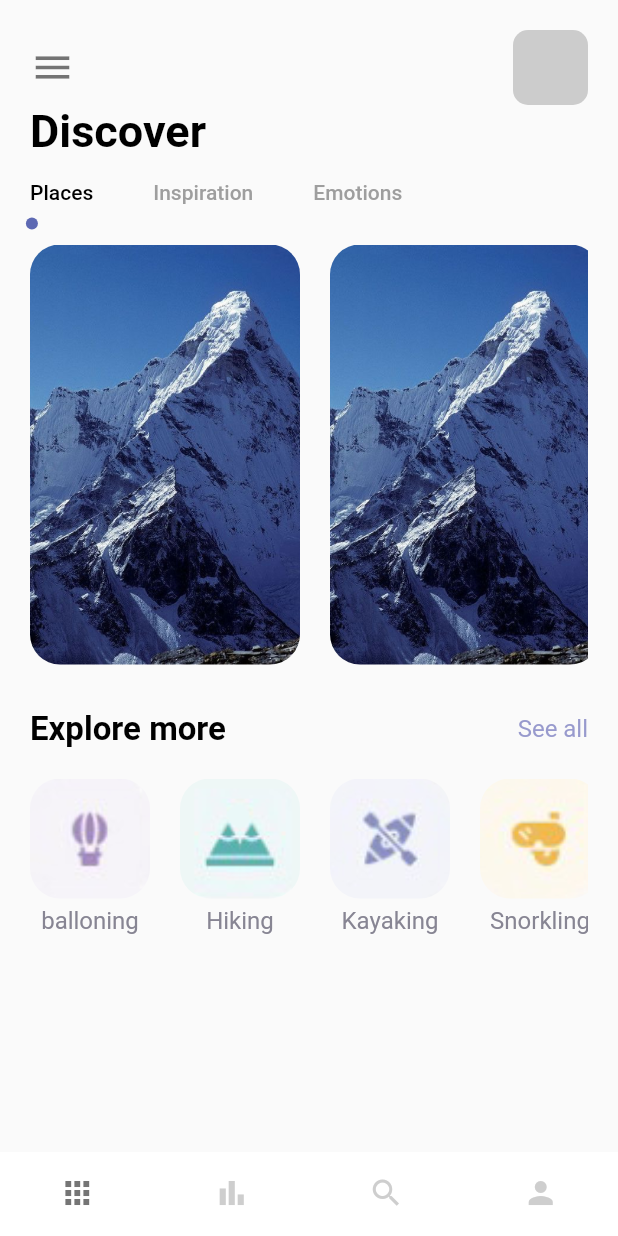
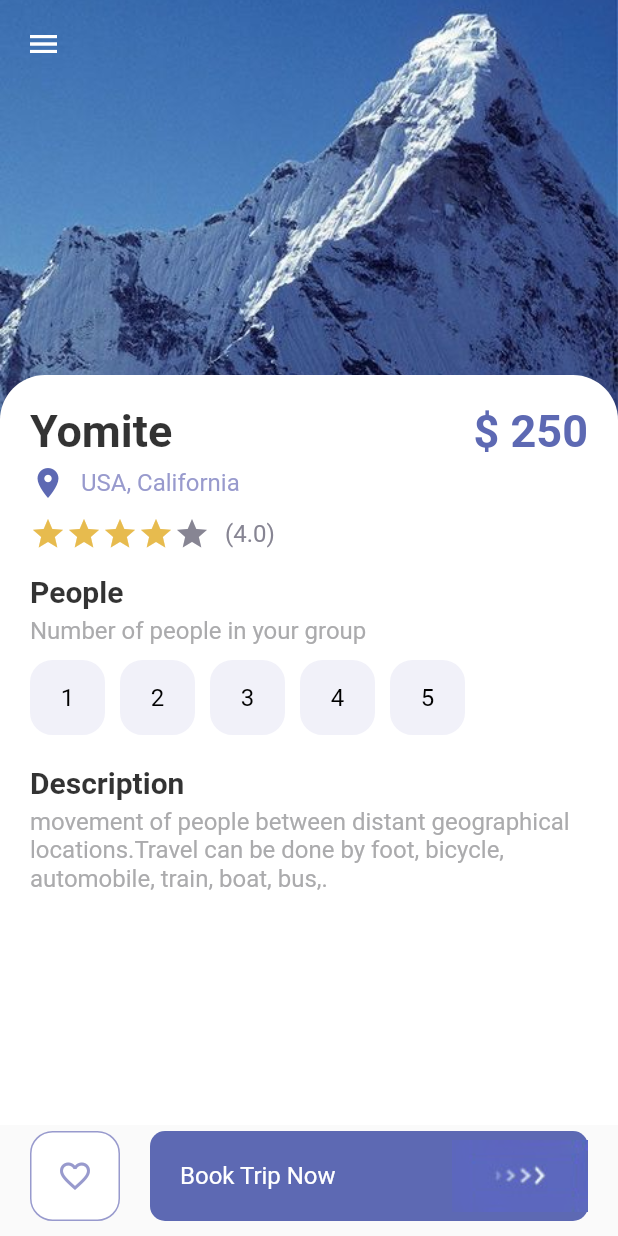
Before and after one commit to HeshanWeerasooriya/Travel-Guide, a Flutter app: the screen it shows after launch, on a phone screen of 412 x 824 dp. Run offline on Flutter 3.47's test engine with Material 2 defaults, Android fonts, the phone set to English and light mode, and no system bars.

Commit message:
detail_page added

```diff
--- a/lib/main.dart
+++ b/lib/main.dart
@@ -1,4 +1,5 @@
 import 'package:flutter/material.dart';
+import 'package:flutter_cubit/misc/pages/detail_page.dart';
 import 'package:flutter_cubit/misc/pages/navpages/main_page.dart';
 import 'package:flutter_cubit/misc/pages/welcome-page.dart';
 
@@ -18,6 +19,6 @@ class MyApp extends StatelessWidget {
         theme: ThemeData(
           primarySwatch: Colors.blue,
         ),
-        home: MainPage());
+        home: DetailPage());
   }
 }
--- /dev/null
+++ b/lib/misc/pages/detail_page.dart
@@ -0,0 +1,189 @@
+import 'package:flutter/material.dart';
+import 'package:flutter_cubit/misc/colors.dart';
+import 'package:flutter_cubit/misc/widgets/app_buttons.dart';
+import 'package:flutter_cubit/misc/widgets/app_largr_text.dart';
+import 'package:flutter_cubit/misc/widgets/app_text.dart';
+import 'package:flutter_cubit/misc/widgets/responsive_button.dart';
+
+class DetailPage extends StatefulWidget {
+  const DetailPage({Key? key}) : super(key: key);
+
+  @override
+  _DetailPageState createState() => _DetailPageState();
+}
+
+class _DetailPageState extends State<DetailPage> {
+  int gottrnStatrs = 4;
+  int selectedIndex = -1;
+
+  @override
+  Widget build(BuildContext context) {
+    return Scaffold(
+      body: SafeArea(
+        child: Container(
+          width: double.maxFinite,
+          height: double.maxFinite,
+          child: Stack(
+            children: [
+              Positioned(
+                left: 0,
+                right: 0,
+                child: Container(
+                  width: double.maxFinite,
+                  height: 500,
+                  decoration: const BoxDecoration(
+                    image: const DecorationImage(
+                        image: AssetImage('img/mountain.jpeg'),
+                        fit: BoxFit.cover),
+                  ),
+                ),
+              ),
+              Positioned(
+                left: 5,
+                top: 5,
+                child: Row(
+                  children: [
+                    IconButton(
+                      onPressed: () {},
+                      icon: const Icon(Icons.menu),
+                      color: Colors.white,
+                    ),
+                  ],
+                ),
+              ),
+              Positioned(
+                top: 250,
+                child: Container(
+                  padding: const EdgeInsets.only(top: 20, left: 20, right: 20),
+                  width: MediaQuery.of(context).size.width,
+                  height: 500,
+                  decoration: const BoxDecoration(
+                    color: Colors.white,
+                    borderRadius: BorderRadius.only(
+                      topLeft: Radius.circular(30),
+                      topRight: Radius.circular(30),
+                    ),
+                  ),
+                  child: Column(
+                    crossAxisAlignment: CrossAxisAlignment.start,
+                    children: [
+                      Row(
+                        mainAxisAlignment: MainAxisAlignment.spaceBetween,
+                        children: [
+                          AppLargeText(
+                              text: 'Yomite',
+                              color: Colors.black.withOpacity(0.8)),
+                          AppLargeText(
+                              text: '\$ 250', color: AppColors.mainColor),
+                        ],
+                      ),
+                      const SizedBox(height: 5),
+                      Row(
+                        children: [
+                          Icon(Icons.location_on, color: AppColors.mainColor),
+                          const SizedBox(width: 10),
+                          AppText(
+                              text: 'USA, California',
+                              color: AppColors.textColor1),
+                        ],
+                      ),
+                      const SizedBox(height: 10),
+                      Row(
+                        children: [
+                          Wrap(
+                            children: List.generate(5, (index) {
+                              return Icon(Icons.star,
+                                  color: gottrnStatrs > index
+                                      ? AppColors.starColor
+                                      : AppColors.textColor2);
+                            }),
+                          ),
+                          const SizedBox(width: 10),
+                          AppText(
+                            text: '(4.0)',
+                            color: AppColors.textColor2,
+                          ),
+                        ],
+                      ),
+                      const SizedBox(height: 15),
+                      AppLargeText(
+                        text: 'People',
+                        color: Colors.black.withOpacity(0.8),
+                        size: 20,
+                      ),
+                      const SizedBox(height: 5),
+                      AppText(
+                        text: 'Number of people in your group',
+                        color: AppColors.mainTextColor,
+                      ),
+                      Wrap(
+                        children: List.generate(5, (index) {
+                          return InkWell(
+                            onTap: () {
+                              setState(() {
+                                selectedIndex = index;
+                              });
+                            },
+                            child: Container(
+                              margin: const EdgeInsets.only(right: 10, top: 10),
+                              child: AppButtons(
+                                bgColor: selectedIndex == index
+                                    ? Colors.black
+                                    : AppColors.buttonBackground,
+                                borderColor: selectedIndex == index
+                                    ? Colors.black
+                                    : AppColors.buttonBackground,
+                                color: selectedIndex == index
+                                    ? Colors.white
+                                    : Colors.black,
+                                size: 50,
+                                text: (index + 1).toString(),
+                              ),
+                            ),
+                          );
+                        }),
+                      ),
+                      const SizedBox(height: 20),
+                      AppLargeText(
+                        text: 'Description',
+                        color: Colors.black.withOpacity(0.8),
+                        size: 20,
+                      ),
+                      const SizedBox(height: 5),
+                      AppText(
+                        text:
+                            'movement of people between distant geographical locations.Travel can be done by foot, bicycle, automobile, train, boat, bus,.',
+                        color: AppColors.mainTextColor,
+                      ),
+                    ],
+                  ),
+                ),
+              ),
+              Positioned(
+                bottom: 10,
+                left: 20,
+                right: 20,
+                child: Row(
+                  children: [
+                    AppButtons(
+                      color: AppColors.textColor1,
+                      bgColor: Colors.white,
+                      borderColor: AppColors.textColor1,
+                      size: 60,
+                      isIcon: true,
+                      icon: Icons.favorite_border_outlined,
+                    ),
+                    const SizedBox(width: 20),
+                    ResponsiveButton(
+                      isResponsive: true,
+                    ),
+                  ],
+                ),
+              ),
+            ],
+          ),
+        ),
+      ),
+    );
+  }
+}
--- /dev/null
+++ b/lib/misc/widgets/app_buttons.dart
@@ -0,0 +1,53 @@
+import 'package:flutter/material.dart';
+import 'package:flutter_cubit/misc/widgets/app_text.dart';
+import '../colors.dart';
+
+class AppButtons extends StatelessWidget {
+  final Color color;
+  final Color bgColor;
+  final Color borderColor;
+  double size;
+  String? text;
+  IconData? icon;
+  bool? isIcon;
+
+  AppButtons({
+    Key? key,
+    required this.color,
+    required this.bgColor,
+    required this.borderColor,
+    required this.size,
+    this.text,
+    this.icon,
+    this.isIcon = false,
+  }) : super(key: key);
+
+  @override
+  Widget build(BuildContext context) {
+    return Container(
+      width: size,
+      height: size,
+      decoration: BoxDecoration(
+        border: Border.all(
+          color: borderColor,
+          width: 1.0,
+        ),
+        borderRadius: BorderRadius.circular(15),
+        color: bgColor,
+      ),
+      child: isIcon == false
+          ? Center(
+              child: AppText(
+                text: text!,
+                color: color,
+              ),
+            )
+          : Center(
+              child: Icon(
+                icon,
+                color: color,
+              ),
+            ),
+    );
+  }
+}
--- a/lib/misc/widgets/responsive_button.dart
+++ b/lib/misc/widgets/responsive_button.dart
@@ -1,29 +1,44 @@
 import 'package:flutter/material.dart';
 import 'package:flutter_cubit/misc/colors.dart';
+import 'package:flutter_cubit/misc/widgets/app_text.dart';
 
 class ResponsiveButton extends StatelessWidget {
   bool? isResponsive;
   double? width;
+
   ResponsiveButton({
     Key? key,
     this.isResponsive = false,
-    this.width,
+    this.width = 120,
   }) : super(key: key);
 
   @override
   Widget build(BuildContext context) {
-    return Container(
-      width: width,
+    return Flexible(
+      child: Container(
+        width: isResponsive == true ? double.maxFinite : width,
         height: 60,
         decoration: BoxDecoration(
           borderRadius: BorderRadius.circular(10),
           color: AppColors.mainColor,
         ),
         child: Row(
-        mainAxisAlignment: MainAxisAlignment.center,
+          mainAxisAlignment: isResponsive == true
+              ? MainAxisAlignment.spaceBetween
+              : MainAxisAlignment.center,
           children: [
+            isResponsive == true
+                ? Container(
+                    margin: const EdgeInsets.only(left: 20),
+                    child: AppText(
+                      text: 'Book Trip Now',
+                      color: Colors.white,
+                    ),
+                  )
+                : Container(),
             Image.asset("img/button-one.png"),
           ],
+        ),
       ),
     );
   }
```
Lines whose indentation alone changed are shown as unchanged.
